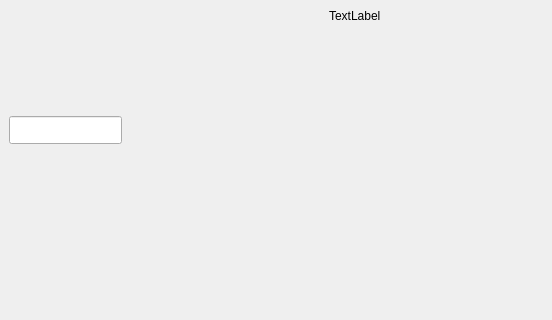
MaciejStrzelczyk/Questionnaire, file mainwindow.ui: the form before one commit; both pictures show x 321 to 873 and y 164 to 484 of the 873 by 761 pixel window.
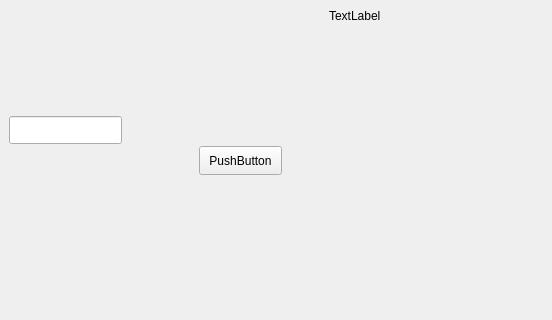
The form after the commit. Icons and pictures are not drawn.

Commit message: Modify Class MainWindow field

What changed in the file:
```diff
--- a/mainwindow.ui
+++ b/mainwindow.ui
@@ -76,6 +76,19 @@
      <string>TextLabel</string>
     </property>
    </widget>
+   <widget class="QPushButton" name="pushButton">
+    <property name="geometry">
+     <rect>
+      <x>520</x>
+      <y>310</y>
+      <width>83</width>
+      <height>29</height>
+     </rect>
+    </property>
+    <property name="text">
+     <string>PushButton</string>
+    </property>
+   </widget>
   </widget>
   <widget class="QMenuBar" name="menubar">
    <property name="geometry">
```
Left out of the diff: 3 changed lines with no effect on the pictures. The commit also changes 2 other files.
